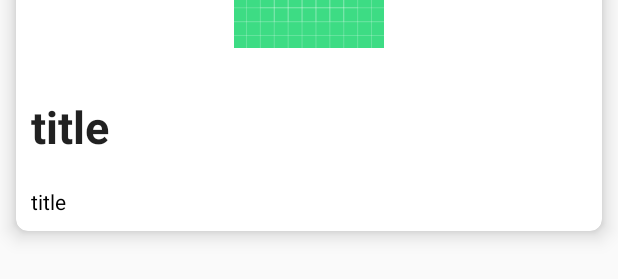
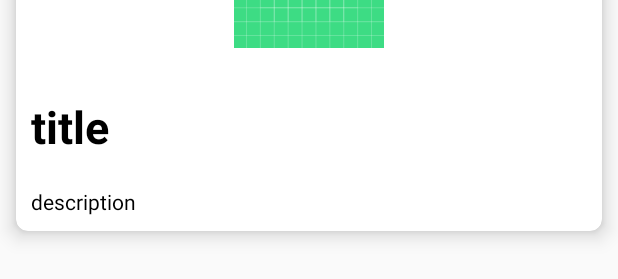
Before and after one commit to nameisjayant/News-feed-app-android-kotlin, an Android app: the layout each_row.xml on its own in the app's theme, with its tools: preview values and no code run, on a phone screen of 412 x 824 dp. Shown: the part 139-418 px from the top of the screen. Run offline under Robolectric (Android 15) with nearby library versions, the phone set to English and light mode, and no system bars.

```diff
--- a/app/src/main/java/com/codingwithjks/retrofit/Ui/WebActivity.kt
+++ b/app/src/main/java/com/codingwithjks/retrofit/Ui/WebActivity.kt
@@ -4,15 +4,21 @@ import android.os.Build
 import androidx.appcompat.app.AppCompatActivity
 import android.os.Bundle
 import androidx.annotation.RequiresApi
+import androidx.appcompat.widget.Toolbar
 import com.codingwithjks.retrofit.R
 import kotlinx.android.synthetic.main.activity_web.*
 
 class WebActivity : AppCompatActivity() {
+
     private lateinit var url:String
     @RequiresApi(Build.VERSION_CODES.JELLY_BEAN_MR1)
     override fun onCreate(savedInstanceState: Bundle?) {
         super.onCreate(savedInstanceState)
         setContentView(R.layout.activity_web)
+
+        val toolbar = findViewById<Toolbar>(R.id.Toolbar)
+        setSupportActionBar(toolbar)
+
         val bundle=intent.extras
         if(bundle != null){
            url= bundle.getString("url").toString()
--- a/app/src/main/res/layout/each_row.xml
+++ b/app/src/main/res/layout/each_row.xml
@@ -1,24 +1,25 @@
 <?xml version="1.0" encoding="utf-8"?>
 <androidx.cardview.widget.CardView xmlns:android="http://schemas.android.com/apk/res/android"
     xmlns:app="http://schemas.android.com/apk/res-auto"
-    xmlns:tools="http://schemas.android.com/tools"
     android:layout_width="match_parent"
-    app:cardElevation="8dp"
     app:cardUseCompatPadding="true"
     app:cardMaxElevation="8dp"
+    app:cardElevation="8dp"
+    app:cardCornerRadius="8dp"
+    app:cardBackgroundColor="@color/cardbackground"
     app:cardPreventCornerOverlap="true"
-    app:cardCornerRadius="8dp"
     android:layout_height="wrap_content">
 
     <androidx.constraintlayout.widget.ConstraintLayout
         android:layout_width="match_parent"
-        android:padding="10dp"
-        android:layout_height="match_parent">
+        android:layout_height="match_parent"
+        android:padding="10dp">
 
         <ImageView
             android:id="@+id/image"
             android:layout_width="match_parent"
             android:layout_height="100dp"
+            android:contentDescription="@string/title"
             android:src="@drawable/ic_launcher_background"
             app:layout_constraintStart_toStartOf="parent"
             app:layout_constraintTop_toTopOf="parent" />
@@ -28,10 +29,11 @@
             android:layout_width="match_parent"
             android:layout_height="wrap_content"
             android:layout_marginTop="32dp"
-            android:text="title"
+            android:text="@string/title"
             android:textAppearance="@style/TextAppearance.AppCompat.Large"
-            android:textSize="30dp"
+            android:textSize="30sp"
             android:textStyle="bold"
+            android:textColor="@color/textcolor"
             app:layout_constraintEnd_toEndOf="parent"
             app:layout_constraintHorizontal_bias="0.449"
             app:layout_constraintStart_toStartOf="parent"
@@ -42,8 +44,8 @@
             android:layout_width="match_parent"
             android:layout_height="wrap_content"
             android:layout_marginTop="20dp"
-            android:text="title"
-            android:textColor="#000"
+            android:text="@string/description"
+            android:textColor="@color/textcolor"
             app:layout_constraintEnd_toEndOf="parent"
             app:layout_constraintHorizontal_bias="0.498"
             app:layout_constraintStart_toStartOf="parent"
--- /dev/null
+++ b/app/src/main/res/values-night/colors-night.xml
@@ -0,0 +1,9 @@
+<?xml version="1.0" encoding="utf-8"?>
+<resources>
+    <color name="colorPrimary">#212121</color>
+    <color name="colorPrimaryDark">#000000</color>
+    <color name="colorAccent">#03DAC5</color>
+    <color name="background">#000000</color>
+    <color name="cardbackground">#1B1B20</color>
+    <color name="textcolor">#FFFFFF</color>
+</resources>
--- a/app/src/main/res/values/colors.xml
+++ b/app/src/main/res/values/colors.xml
@@ -3,4 +3,7 @@
     <color name="colorPrimary">#6200EE</color>
     <color name="colorPrimaryDark">#3700B3</color>
     <color name="colorAccent">#03DAC5</color>
+    <color name="background">#FFFFFF</color>
+    <color name="cardbackground">#FFFFFF</color>
+    <color name="textcolor">#000000</color>
 </resources>
--- a/app/src/main/res/values/strings.xml
+++ b/app/src/main/res/values/strings.xml
@@ -1,3 +1,5 @@
 <resources>
     <string name="app_name">News Feed App</string>
+    <string name="title">title</string>
+    <string name="description">description</string>
 </resources>
--- a/app/src/main/res/values/styles.xml
+++ b/app/src/main/res/values/styles.xml
@@ -1,9 +1,9 @@
 <resources>
     <!-- Base application theme. -->
-    <style name="AppTheme" parent="Theme.AppCompat.Light.DarkActionBar">
+    <style name="AppTheme" parent="Theme.AppCompat.DayNight.NoActionBar">
         <!-- Customize your theme here. -->
-        <item name="colorPrimary">#131313</item>
-        <item name="colorPrimaryDark">#070707</item>
+        <item name="colorPrimary">@color/colorPrimary</item>
+        <item name="colorPrimaryDark">@color/colorPrimaryDark</item>
         <item name="colorAccent">@color/colorAccent</item>
     </style>
 
--- a/build.gradle
+++ b/build.gradle
@@ -1,12 +1,12 @@
 // Top-level build file where you can add configuration options common to all sub-projects/modules.
 buildscript {
-    ext.kotlin_version = "1.3.72"
+    ext.kotlin_version = "1.4.10"
     repositories {
         google()
         jcenter()
     }
     dependencies {
-        classpath "com.android.tools.build:gradle:4.0.0"
+        classpath 'com.android.tools.build:gradle:4.0.2'
         classpath "org.jetbrains.kotlin:kotlin-gradle-plugin:$kotlin_version"
 
         // NOTE: Do not place your application dependencies here; they belong
```
Also changed, not shown: app/build.gradle (+9 -7 lines), app/src/main/AndroidManifest.xml (+5 -2 lines), app/src/main/java/com/codingwithjks/retrofit/Ui/MainActivity.kt (+11 -4 lines), app/src/main/res/layout/activity_main.xml (+18 -9 lines), app/src/main/res/layout/activity_web.xml (+23 -6 lines), app/src/main/res/layout/toolbar.xml (added, +11 -0 lines), app/src/main/res/drawable/Screenshot 2020-08-18 at 12.47.08 PM.png (deleted), app/src/main/res/drawable/Screenshot 2020-08-18 at 12.47.54 PM.png (deleted).
